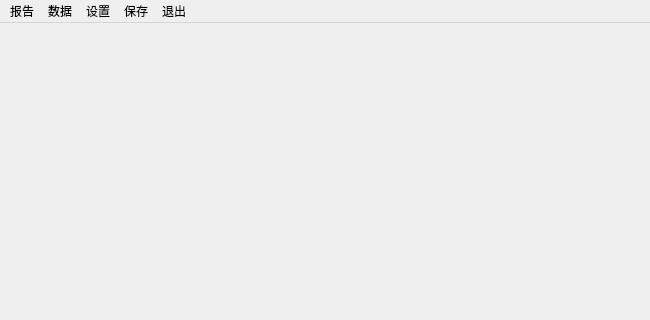
yooxii/QErp_python, file RP_MainWindow.ui: the form before one commit; both pictures show x 0 to 650 and y 0 to 320 of the 650 by 600 pixel window.
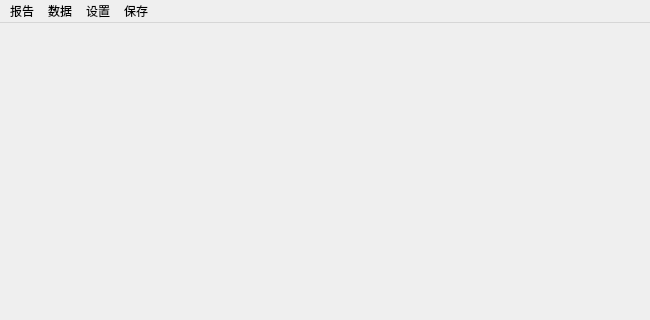
The form after the commit. Icons and pictures are not drawn.

Commit message: refactor(ui): 调整菜单项和操作名称及快捷键

The edit to the form file:
```diff
--- a/RP_MainWindow.ui
+++ b/RP_MainWindow.ui
@@ -26,7 +26,7 @@
      <x>0</x>
      <y>0</y>
      <width>650</width>
-     <height>21</height>
+     <height>22</height>
     </rect>
    </property>
    <widget class="QMenu" name="menu_rp">
@@ -60,20 +60,12 @@
      <string>保存</string>
     </property>
     <addaction name="action_savereport"/>
-   </widget>
-   <widget class="QMenu" name="menu_quit">
-    <property name="tearOffEnabled">
-     <bool>false</bool>
-    </property>
-    <property name="title">
-     <string>退出</string>
-    </property>
+    <addaction name="action_saveselects"/>
    </widget>
    <addaction name="menu_rp"/>
    <addaction name="menu_data"/>
    <addaction name="menu_setting"/>
    <addaction name="menu_save"/>
-   <addaction name="menu_quit"/>
   </widget>
   <widget class="QStatusBar" name="statusBar"/>
   <action name="action_openfolder">
```
Left out of the diff: 48 changed lines with no effect on the pictures. The commit also changes 2 other files.
